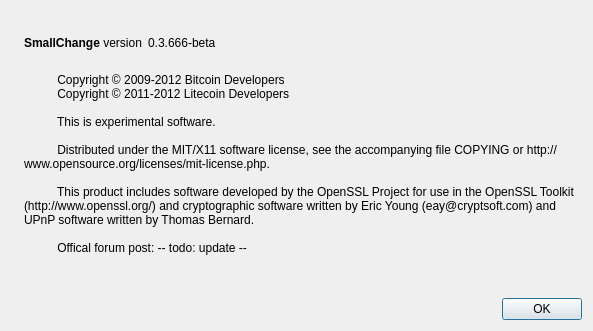
Before: the Qt Designer form src/qt/forms/aboutdialog.ui in MikeG73/x, drawn with Qt 5.
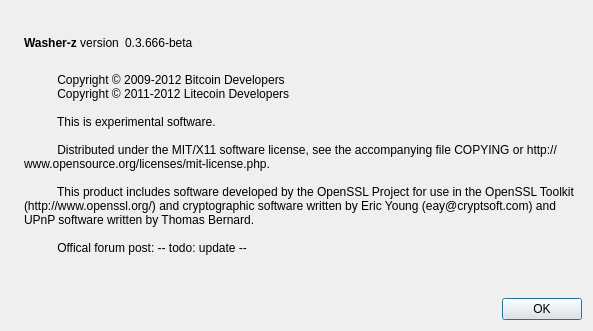
After: the same form once the commit is applied. Icons and pictures are not drawn.

```diff
--- a/src/qt/forms/aboutdialog.ui
+++ b/src/qt/forms/aboutdialog.ui
@@ -50,7 +50,7 @@
           <cursorShape>IBeamCursor</cursorShape>
          </property>
          <property name="text">
-          <string>&lt;b&gt;SmallChange&lt;/b&gt; version</string>
+          <string>&lt;b&gt;Washer-z&lt;/b&gt; version</string>
          </property>
          <property name="textInteractionFlags">
           <set>Qt::LinksAccessibleByMouse|Qt::TextSelectableByKeyboard|Qt::TextSelectableByMouse</set>
```
Left out of the diff: 2 changed lines with no effect on the pictures.
